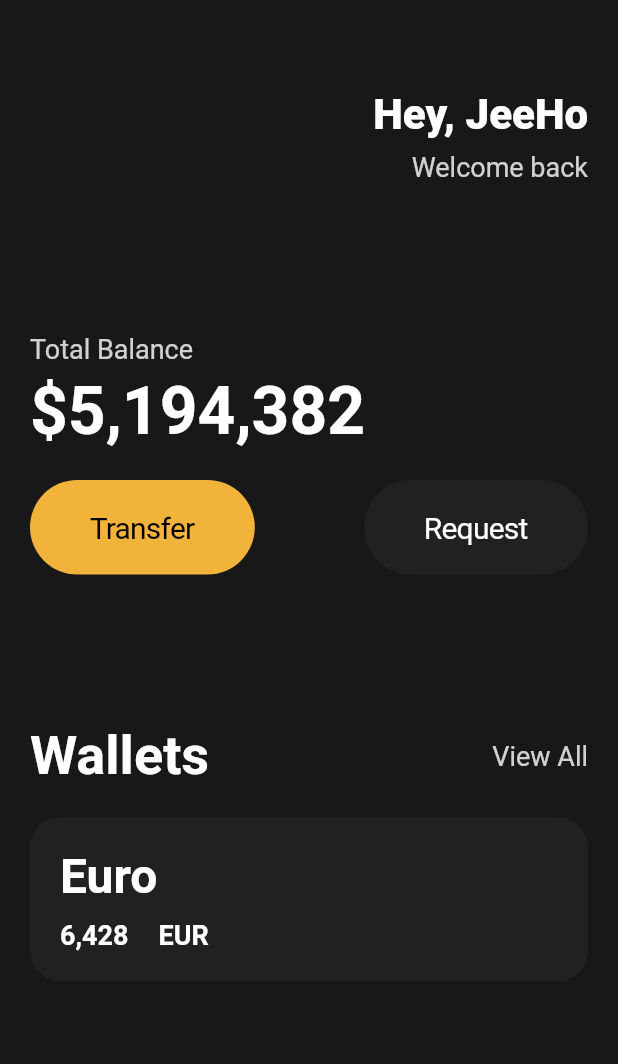
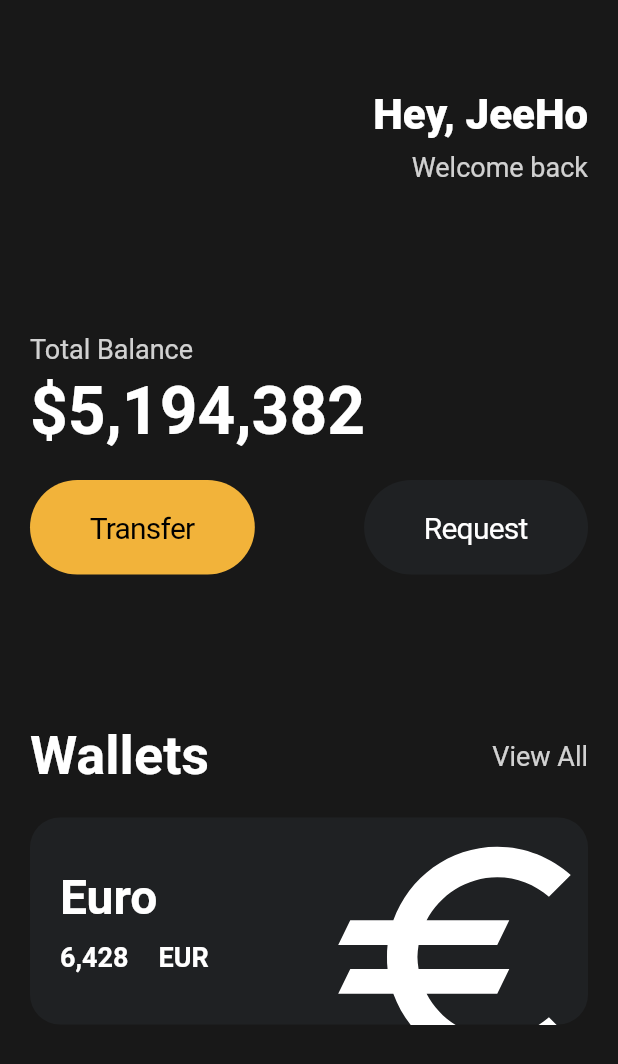
Before and after one commit to frontWeb-dev/flutter, a Flutter app: the screen it shows after launch, on a phone screen of 412 x 824 dp. Shown: the top 1064 px of the screen. Run offline on Flutter 3.47's test engine with Material 2 defaults, Android fonts, the phone set to English and light mode, and no system bars.

Commit message:
feat: Icons and Transform

```diff
--- a/lib/ui_challenge/ui.dart
+++ b/lib/ui_challenge/ui.dart
@@ -104,6 +104,7 @@ class UI extends StatelessWidget {
                 symbol: 'EUR',
                 bgColor: Color(0xFF1F2123),
                 textColor: Colors.white,
+                icon: Icons.euro,
               ),
             ],
           ),
--- a/lib/ui_challenge/widgets/card.dart
+++ b/lib/ui_challenge/widgets/card.dart
@@ -4,6 +4,7 @@ class Cards extends StatelessWidget {
   final String text; // euro
   final String price;
   final String symbol;
+  final IconData icon;
   final Color bgColor;
   final Color textColor;
 
@@ -12,6 +13,7 @@ class Cards extends StatelessWidget {
     required this.text,
     required this.price,
     required this.symbol,
+    required this.icon,
     required this.bgColor,
     required this.textColor,
   });
@@ -19,6 +21,7 @@ class Cards extends StatelessWidget {
   @override
   Widget build(BuildContext context) {
     return Container(
+      clipBehavior: Clip.hardEdge, // overflow : hidden
       decoration: BoxDecoration(
         borderRadius: BorderRadius.circular(20),
         color: bgColor,
@@ -26,6 +29,7 @@ class Cards extends StatelessWidget {
       child: Padding(
         padding: const EdgeInsets.all(20),
         child: Row(
+          mainAxisAlignment: MainAxisAlignment.spaceBetween,
           children: [
             Column(
               crossAxisAlignment: CrossAxisAlignment.start,
@@ -62,6 +66,17 @@ class Cards extends StatelessWidget {
                 )
               ],
             ),
+            Transform.scale(
+              scale: 2,
+              child: Transform.translate(
+                offset: const Offset(-8, 12),
+                child: Icon(
+                  icon,
+                  color: textColor,
+                  size: 98,
+                ),
+              ),
+            ),
           ],
         ),
       ),
```
